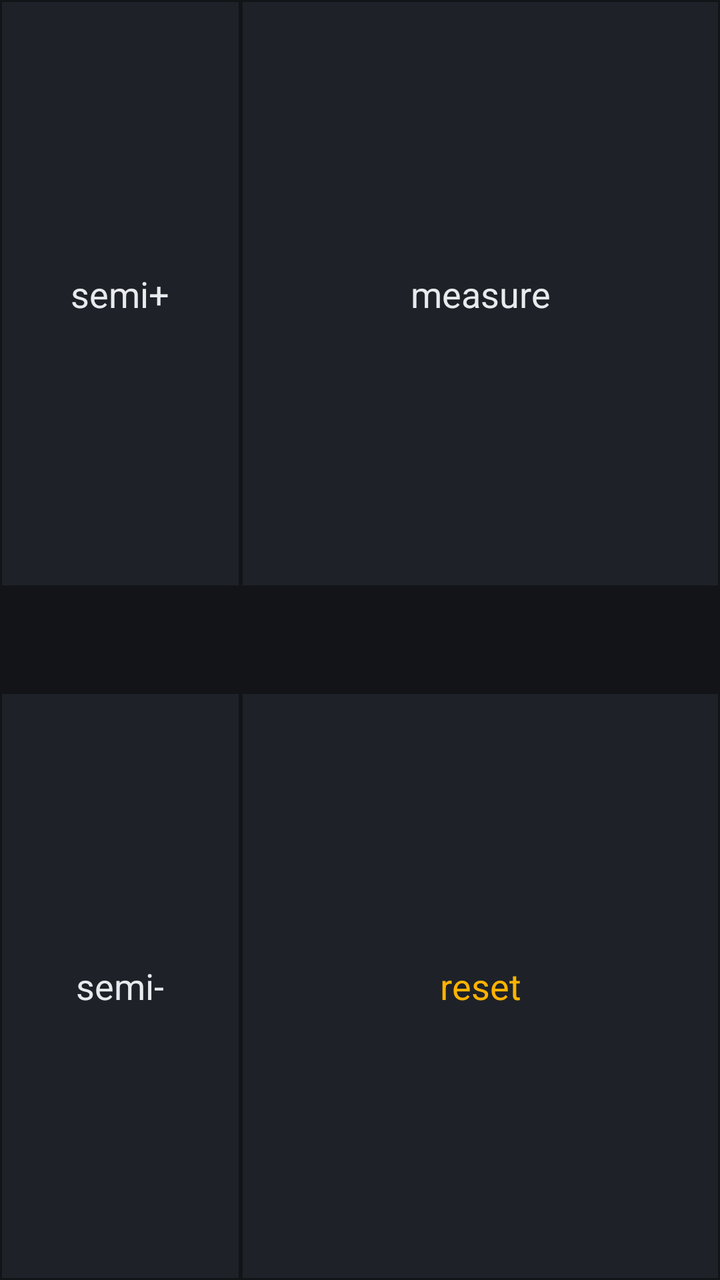
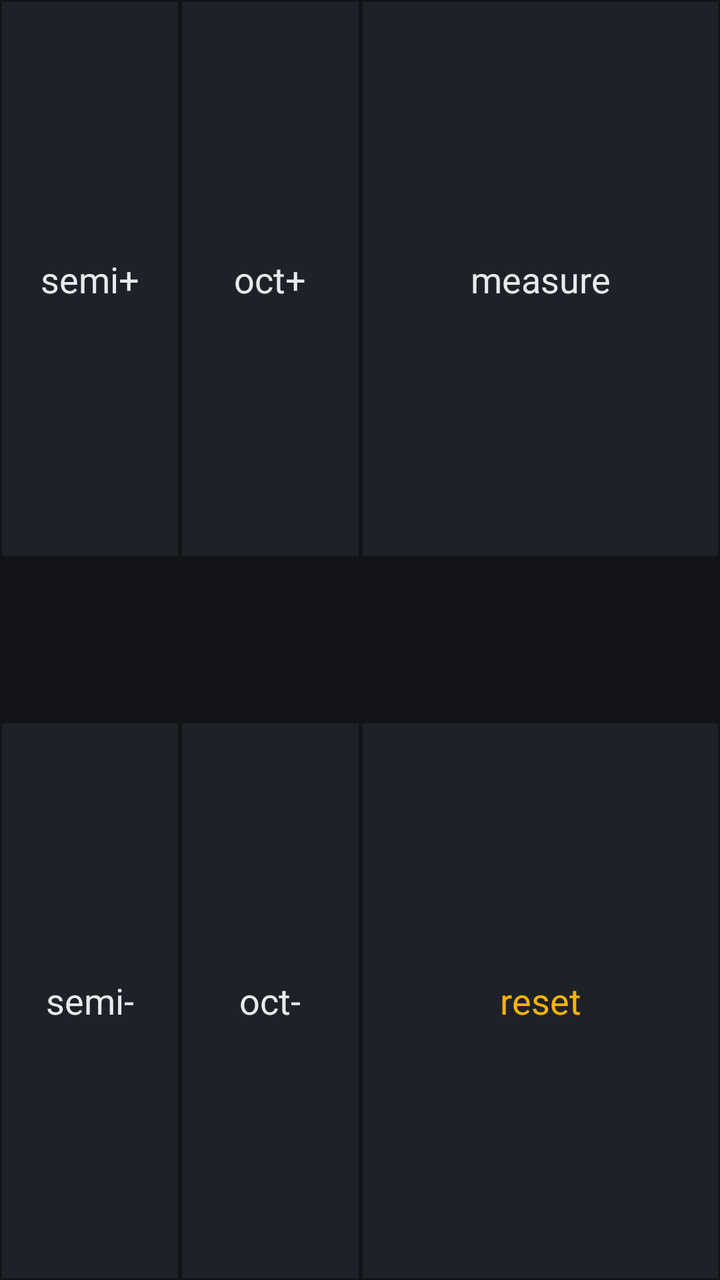

An Android layout rendered at two revisions. The XML below is the earlier revision; the diff shows what the commit changed to produce the second picture.
<!-- AndroidManifest.xml: application theme Tuner -->
<!-- res/layout/mixture_buttons.xml -->
<?xml version="1.0" encoding="utf-8"?>
<LinearLayout xmlns:android="http://schemas.android.com/apk/res/android"
    android:orientation="vertical"
    android:layout_width="fill_parent"
    android:layout_height="fill_parent">
    <LinearLayout
	android:layout_width="fill_parent"
	android:layout_height="1dp"
	android:layout_weight="1"
	android:orientation="horizontal">
	<Button android:id="@+id/mixture_semi_plus"
	    style="@style/Tuner.Button.Panel"
	    android:layout_width="1dp"
	    android:layout_height="fill_parent"
	    android:layout_weight="1"
	    android:text="@string/semi_plus"
	    android:onClick="mixture_semi_incr" />
	<Button android:id="@+id/mixture_measure"
	    style="@style/Tuner.Button.Panel"
	    android:layout_width="1dp"
	    android:layout_height="fill_parent"
	    android:layout_weight="2"
	    android:text="@string/measure"
	    android:onClick="mixture_measure" />
    </LinearLayout>
    <TextView android:id="@+id/mixture_display"
	style="@style/Tuner.Readout"
	android:layout_width="fill_parent"
	android:layout_height="wrap_content" />
    <TextView android:id="@+id/mixture_status"
	style="@style/Tuner.Caption"
	android:layout_width="fill_parent"
	android:layout_height="wrap_content"
	android:paddingBottom="4dp" />
    <LinearLayout
	android:layout_width="fill_parent"
	android:layout_height="1dp"
	android:layout_weight="1"
	android:orientation="horizontal">
	<Button android:id="@+id/mixture_semi_minus"
	    style="@style/Tuner.Button.Panel"
	    android:layout_width="1dp"
	    android:layout_height="fill_parent"
	    android:layout_weight="1"
	    android:text="@string/semi_minus"
	    android:onClick="mixture_semi_decr" />
	<Button android:id="@+id/mixture_reset"
	    style="@style/Tuner.Button.Panel"
	    android:layout_width="1dp"
	    android:layout_height="fill_parent"
	    android:layout_weight="2"
	    android:text="@string/reset"
	    android:textColor="@color/warn"
	    android:onClick="mixture_reset" />
    </LinearLayout>
</LinearLayout>
<!-- resources referenced by this layout -->
<resources>
  <color name="warn">#FFB300</color>
  <string name="measure">measure</string>
  <string name="reset">reset</string>
  <string name="semi_minus">semi-</string>
  <string name="semi_plus">semi+</string>
  <style name="Tuner.Button.Panel">
  		<item name="android:textAppearance">?android:attr/textAppearanceMedium</item>
  		<item name="android:maxLines">1</item>
  		<item name="android:paddingLeft">4dp</item>
  		<item name="android:paddingRight">4dp</item>
  		<item name="android:autoSizeTextType">uniform</item>
  		<item name="android:autoSizeMinTextSize">10sp</item>
  		<item name="android:autoSizeMaxTextSize">18sp</item>
  	</style>
  <style name="Tuner.Caption">
  		<item name="android:textAppearance">?android:attr/textAppearanceSmall</item>
  		<item name="android:textColor">@color/text_muted</item>
  		<item name="android:gravity">center</item>
  		<item name="android:maxLines">1</item>
  		<item name="android:autoSizeTextType">uniform</item>
  		<item name="android:autoSizeMinTextSize">9sp</item>
  		<item name="android:autoSizeMaxTextSize">14sp</item>
  	</style>
  <color name="text_muted">#9AA0A6</color>
  <color name="text">#E8EAED</color>
  <color name="bg">#121417</color>
  <color name="surface">#1E2228</color>
  <color name="accent">#4C8DFF</color>
  <style name="Tuner.Button" parent="@android:style/Widget.Material.Button">
  		<item name="android:textColor">@color/text</item>
  		<item name="android:textAllCaps">false</item>
  		<item name="android:background">@drawable/mode_button</item>
  	</style>
  <style name="Tuner.EditText" parent="@android:style/Widget.Material.EditText">
  		<item name="android:minHeight">48dp</item>
  	</style>
  <style name="Tuner.Overflow" parent="@android:style/Widget.Material.ActionButton.Overflow">
  		<item name="android:minWidth">48dp</item>
  		<item name="android:minHeight">48dp</item>
  	</style>
  <style name="Tuner.ActionBar" parent="@android:style/Widget.Material.ActionBar.Solid">
  		<item name="android:subtitleTextStyle">@style/Tuner.ActionBar.Subtitle</item>
  	</style>
  <!-- drawable mode_button (drawable) -->
  <?xml version="1.0" encoding="utf-8"?>
  <selector xmlns:android="http://schemas.android.com/apk/res/android">
  <item android:state_pressed="true" android:drawable="@drawable/mb_pressed" />
  
  <item android:state_selected="true" android:drawable="@drawable/mb_selected" />
  <item android:drawable="@drawable/mb_normal" />
  </selector>
  <style name="Tuner.ActionBar.Subtitle" parent="@android:style/TextAppearance.Material.Widget.ActionBar.Subtitle">
  		<item name="android:textSize">13sp</item>
  	</style>
  <!-- drawable mb_pressed (drawable) -->
  <?xml version="1.0" encoding="utf-8"?>
  <shape xmlns:android="http://schemas.android.com/apk/res/android"
      android:shape="rectangle">
      <solid android:color="@color/surface_pressed" />
      <stroke android:width="1dp" android:color="@color/accent" />
  </shape>
  <!-- drawable mb_selected (drawable) -->
  <?xml version="1.0" encoding="utf-8"?>
  <shape xmlns:android="http://schemas.android.com/apk/res/android"
      android:shape="rectangle">
      <solid android:color="@color/surface_pressed" />
      <stroke android:width="2dp" android:color="@color/accent" />
  </shape>
  <!-- drawable mb_normal (drawable) -->
  <?xml version="1.0" encoding="utf-8"?>
  <shape xmlns:android="http://schemas.android.com/apk/res/android"
      android:shape="rectangle">
      <solid android:color="@color/surface" />
      <stroke android:width="1dp" android:color="@color/bg" />
  </shape>
  <color name="surface_pressed">#2A3140</color>
  <!-- unchanged entries left out for length: 2 -->
</resources>

<!-- the commit's change to res/layout/mixture_buttons.xml (unified diff, before → after) -->
@@ -15,6 +15,13 @@
 	    android:layout_weight="1"
 	    android:text="@string/semi_plus"
 	    android:onClick="mixture_semi_incr" />
+	<Button
+	    style="@style/Tuner.Button.Panel"
+	    android:layout_width="1dp"
+	    android:layout_height="fill_parent"
+	    android:layout_weight="1"
+	    android:text="@string/oct_plus"
+	    android:onClick="mixture_oct_incr" />
 	<Button android:id="@+id/mixture_measure"
 	    style="@style/Tuner.Button.Panel"
 	    android:layout_width="1dp"
@@ -27,6 +34,11 @@
 	style="@style/Tuner.Readout"
 	android:layout_width="fill_parent"
 	android:layout_height="wrap_content" />
+	<TextView android:id="@+id/mixture_pitch"
+	style="@style/Tuner.Readout"
+	android:layout_width="fill_parent"
+	android:layout_height="wrap_content"
+	android:textColor="@color/text_muted" />
     <TextView android:id="@+id/mixture_status"
 	style="@style/Tuner.Caption"
 	android:layout_width="fill_parent"
@@ -44,6 +56,13 @@
 	    android:layout_weight="1"
 	    android:text="@string/semi_minus"
 	    android:onClick="mixture_semi_decr" />
+	<Button
+	    style="@style/Tuner.Button.Panel"
+	    android:layout_width="1dp"
+	    android:layout_height="fill_parent"
+	    android:layout_weight="1"
+	    android:text="@string/oct_minus"
+	    android:onClick="mixture_oct_decr" />
 	<Button android:id="@+id/mixture_reset"
 	    style="@style/Tuner.Button.Panel"
 	    android:layout_width="1dp"
<!-- resource entries referenced after the edit -->
@@ -2,6 +2,8 @@
 <resources>
   <color name="warn">#FFB300</color>
   <string name="measure">measure</string>
+  <string name="oct_minus">oct-</string>
+  <string name="oct_plus">oct+</string>
   <string name="reset">reset</string>
   <string name="semi_minus">semi-</string>
   <string name="semi_plus">semi+</string>
